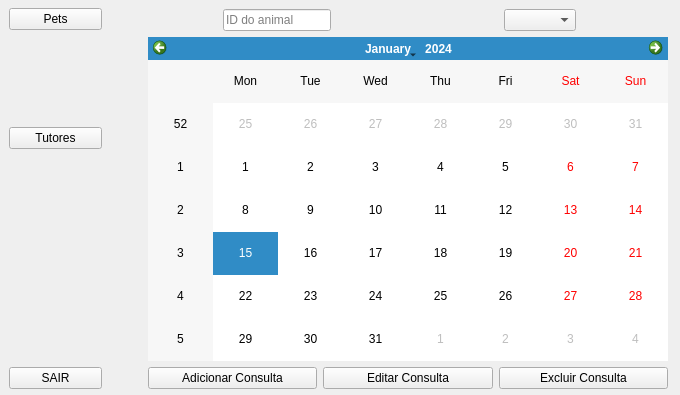
First picture: the form in tela_recepcionista_consulta.ui, repository mateuszinum/Projeto-Clinica-Veterinaria, before the edit.
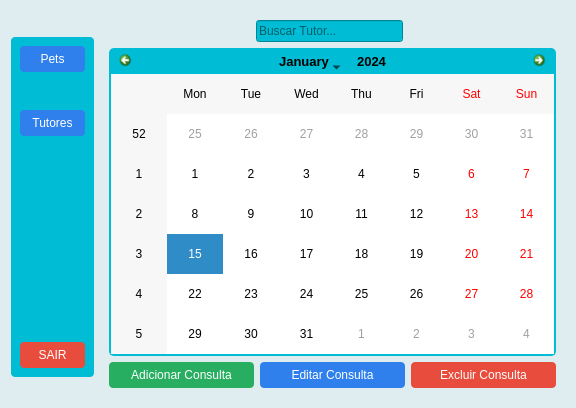
Second picture: the form after the edit. Icons and pictures are not drawn.

Diff of the .ui file:
```diff
--- a/tela_recepcionista_consulta.ui
+++ b/tela_recepcionista_consulta.ui
@@ -6,189 +6,386 @@
    <rect>
     <x>0</x>
     <y>0</y>
-    <width>680</width>
-    <height>395</height>
+    <width>576</width>
+    <height>408</height>
    </rect>
   </property>
   <property name="windowTitle">
    <string>Form</string>
   </property>
-  <widget class="QWidget" name="widget" native="true">
-   <property name="enabled">
-    <bool>true</bool>
-   </property>
-   <property name="geometry">
-    <rect>
-     <x>9</x>
-     <y>8</y>
-     <width>93</width>
-     <height>381</height>
-    </rect>
-   </property>
-   <layout class="QVBoxLayout" name="verticalLayout">
-    <item>
-     <widget class="QPushButton" name="petsBTN">
-      <property name="text">
-       <string>Pets</string>
-      </property>
-     </widget>
-    </item>
-    <item>
-     <spacer name="verticalSpacer_2">
-      <property name="orientation">
-       <enum>Qt::Vertical</enum>
-      </property>
-      <property name="sizeHint" stdset="0">
-       <size>
-        <width>20</width>
-        <height>32</height>
-       </size>
-      </property>
-     </spacer>
-    </item>
-    <item>
-     <widget class="QPushButton" name="tutoresBTN">
-      <property name="text">
-       <string>Tutores</string>
-      </property>
-     </widget>
-    </item>
-    <item>
-     <spacer name="verticalSpacer">
-      <property name="orientation">
-       <enum>Qt::Vertical</enum>
-      </property>
-      <property name="sizeHint" stdset="0">
-       <size>
-        <width>20</width>
-        <height>212</height>
-       </size>
-      </property>
-     </spacer>
-    </item>
-    <item>
-     <widget class="QPushButton" name="pushButton_3">
-      <property name="text">
-       <string>SAIR</string>
-      </property>
-     </widget>
-    </item>
-   </layout>
-  </widget>
-  <widget class="QWidget" name="widget_2" native="true">
-   <property name="geometry">
-    <rect>
-     <x>148</x>
-     <y>9</y>
-     <width>520</width>
-     <height>380</height>
-    </rect>
-   </property>
-   <layout class="QGridLayout" name="gridLayout">
-    <item row="0" column="0">
-     <layout class="QHBoxLayout" name="horizontalLayout">
+  <property name="styleSheet">
+   <string notr="true">QWidget#Form {
+    background-color: #dfedf0;
+}</string>
+  </property>
+  <layout class="QGridLayout" name="gridLayout_2">
+   <item row="2" column="0">
+    <spacer name="verticalSpacer_4">
+     <property name="orientation">
+      <enum>Qt::Vertical</enum>
+     </property>
+     <property name="sizeHint" stdset="0">
+      <size>
+       <width>20</width>
+       <height>12</height>
+      </size>
+     </property>
+    </spacer>
+   </item>
+   <item row="0" column="0">
+    <spacer name="verticalSpacer_3">
+     <property name="orientation">
+      <enum>Qt::Vertical</enum>
+     </property>
+     <property name="sizeHint" stdset="0">
+      <size>
+       <width>20</width>
+       <height>12</height>
+      </size>
+     </property>
+    </spacer>
+   </item>
+   <item row="1" column="0">
+    <widget class="QWidget" name="widget" native="true">
+     <property name="enabled">
+      <bool>true</bool>
+     </property>
+     <property name="styleSheet">
+      <string notr="true">background-color: #00bcd4;
+border: none;
+border-color: #e0f0df;
+border-radius: 4px;
+padding: 6px 12px;</string>
+     </property>
+     <layout class="QVBoxLayout" name="verticalLayout">
       <item>
-       <spacer name="horizontalSpacer">
-        <property name="orientation">
-         <enum>Qt::Horizontal</enum>
+       <widget class="QPushButton" name="petsBTN">
+        <property name="styleSheet">
+         <string notr="true">QPushButton {
+    background-color: #2f80ed;
+    color: white;
+    border: none;
+    border-radius: 4px;
+    padding: 6px 12px;
+}
+QPushButton:hover {
+    background-color: #1c64d1;
+}</string>
         </property>
-        <property name="sizeHint" stdset="0">
-         <size>
-          <width>40</width>
-          <height>20</height>
-         </size>
+        <property name="text">
+         <string>Pets</string>
         </property>
-       </spacer>
-      </item>
-      <item>
-       <widget class="QLineEdit" name="lineEdit">
-        <property name="placeholderText">
-         <string>ID do animal</string>
-        </property>
        </widget>
       </item>
       <item>
-       <spacer name="horizontalSpacer_2">
+       <spacer name="verticalSpacer_2">
         <property name="orientation">
-         <enum>Qt::Horizontal</enum>
+         <enum>Qt::Vertical</enum>
         </property>
         <property name="sizeHint" stdset="0">
          <size>
-          <width>40</width>
-          <height>20</height>
+          <width>20</width>
+          <height>32</height>
          </size>
         </property>
        </spacer>
       </item>
-     </layout>
-    </item>
-    <item row="0" column="1">
-     <layout class="QHBoxLayout" name="horizontalLayout_3">
       <item>
-       <spacer name="horizontalSpacer_3">
-        <property name="orientation">
-         <enum>Qt::Horizontal</enum>
+       <widget class="QPushButton" name="tutoresBTN">
+        <property name="styleSheet">
+         <string notr="true">QPushButton {
+    background-color: #2f80ed;
+    color: white;
+    border: none;
+    border-radius: 4px;
+    padding: 6px 12px;
+}
+QPushButton:hover {
+    background-color: #1c64d1;
+}</string>
         </property>
-        <property name="sizeHint" stdset="0">
-         <size>
-          <width>40</width>
-          <height>20</height>
-         </size>
+        <property name="text">
+         <string>Tutores</string>
         </property>
-       </spacer>
-      </item>
-      <item>
-       <widget class="QComboBox" name="comboBox">
-        <property name="currentText">
-         <string/>
-        </property>
        </widget>
       </item>
       <item>
-       <spacer name="horizontalSpacer_4">
+       <spacer name="verticalSpacer">
         <property name="orientation">
-         <enum>Qt::Horizontal</enum>
+         <enum>Qt::Vertical</enum>
         </property>
         <property name="sizeHint" stdset="0">
          <size>
-          <width>40</width>
-          <height>20</height>
+          <width>20</width>
+          <height>200</height>
          </size>
         </property>
        </spacer>
       </item>
-     </layout>
-    </item>
-    <item row="1" column="0" colspan="2">
-     <widget class="QCalendarWidget" name="calendarWidget"/>
-    </item>
-    <item row="2" column="0" colspan="2">
-     <layout class="QHBoxLayout" name="horizontalLayout_2">
       <item>
-       <widget class="QPushButton" name="pushButton_4">
-        <property name="text">
-         <string>Adicionar Consulta</string>
+       <widget class="QPushButton" name="pushButton_3">
+        <property name="styleSheet">
+         <string notr="true">QPushButton {
+    background-color: #e74c3c;
+    color: white;
+    border-radius: 4px;
+    border: none;
+    padding: 6px 12px;
+}
+QPushButton:hover {
+    background-color: #c0392b;
+}
+</string>
         </property>
-       </widget>
-      </item>
-      <item>
-       <widget class="QPushButton" name="pushButton_5">
         <property name="text">
-         <string>Editar Consulta</string>
+         <string>SAIR</string>
         </property>
        </widget>
       </item>
-      <item>
-       <widget class="QPushButton" name="pushButton_6">
-        <property name="text">
-         <string>Excluir Consulta</string>
+     </layout>
+    </widget>
+   </item>
+   <item row="0" column="1" rowspan="3">
+    <widget class="QWidget" name="widget_2" native="true">
+     <layout class="QGridLayout" name="gridLayout">
+      <item row="2" column="0" colspan="2">
+       <widget class="QCalendarWidget" name="calendarWidget">
+        <property name="styleSheet">
+         <string notr="true">/* Fundo geral do calendário */
+QCalendarWidget {
+    background-color: white;
+    color: #000000;
+    border-radius: 5px;
+}
+
+/* Header do calendário */
+#qt_calendar_navigationbar {
+    background-color: #00bcd4;
+    border: none;
+    border-top-left-radius: 5px;
+    border-top-right-radius: 5px;
+}
+
+/* Botões de navegação */
+#qt_calendar_prevmonth,
+#qt_calendar_nextmonth {
+    border: none;
+    qproperty-icon: none;
+    min-width: 13px;
+    max-width: 13px;
+    min-height: 13px;
+    max-height: 13px;
+    background-color: transparent;
+    padding: 5px;
+    border-radius: 4px;
+}
+
+#qt_calendar_prevmonth:hover,
+#qt_calendar_nextmonth:hover {
+    background-color: #4dd0e1;
+}
+
+#qt_calendar_prevmonth:pressed,
+#qt_calendar_nextmonth:pressed {
+    background-color: #b2ebf2;
+}
+
+#qt_calendar_prevmonth {
+    image: url(:/icon/arrow-119-48.ico);
+    margin-left: 5px;
+}
+
+#qt_calendar_nextmonth {
+    image: url(:/icon/arrow-19-48.ico);
+    margin-right: 5px;
+}
+
+/* Botões de mês e ano */
+#qt_calendar_yearbutton,
+#qt_calendar_monthbutton {
+    color: #000;
+    font-size: 13px;
+    border-radius: 4px;
+    background-color: #00bcd4;
+    padding: 4px 8px;
+}
+
+#qt_calendar_yearbutton:hover,
+#qt_calendar_monthbutton:hover {
+    background-color: #e0f7fa;
+}
+
+/* Campo de edição de ano */
+#qt_calendar_yearedit {
+    color: #000;
+    background: transparent;
+    font-size: 13px;
+}
+
+/* Botões de incremento do ano */
+#qt_calendar_yearedit::up-button {
+    image: url(:/icon/arrow-151-48.ico);
+}
+
+#qt_calendar_yearedit::down-button {
+    image: url(:/icon/arrow-213-48.ico);
+}
+
+#qt_calendar_yearedit::up-button,
+#qt_calendar_yearedit::down-button {
+    width: 10px;
+    padding: 0px 4px;
+    border-radius: 3px;
+}
+
+#qt_calendar_yearedit::up-button:hover,
+#qt_calendar_yearedit::down-button:hover {
+    background-color: #e0f7fa;
+}
+
+/* Grid de datas */
+#qt_calendar_calendarview {
+    outline: 0px;
+    background-color: white;
+    border: 2px solid #00bcd4;
+    border-top: 0px;
+    border-bottom-left-radius: 5px;
+    border-bottom-right-radius: 5px;
+}
+
+/* Datas hover e selecionadas */
+#qt_calendar_calendarview::item:hover {
+    background-color: #b2ebf2;
+    border-radius: 4px;
+    color: #000000;
+}
+
+#qt_calendar_calendarview::item:selected {
+    background-color: #4db6ac;
+    border-radius: 4px;
+    color: #000000;
+}
+
+/* Texto padrão das datas */
+QCalendarWidget QAbstractItemView::item:enabled {
+    color: #000000;
+}
+
+/* Dias de outros meses (desabilitados) em cinza */
+QCalendarWidget QAbstractItemView:disabled {
+    color: #a0a0a0;
+    background-color: #e0e0e0;
+}</string>
         </property>
        </widget>
       </item>
+      <item row="3" column="0" colspan="2">
+       <layout class="QHBoxLayout" name="horizontalLayout_2">
+        <item>
+         <widget class="QPushButton" name="pushButton_4">
+          <property name="styleSheet">
+           <string notr="true">QPushButton {
+    background-color: #27ae60;
+    color: white;
+    border-radius: 4px;
+    border: none;
+    padding: 6px 12px;
+}
+QPushButton:hover {
+    background-color: #219150;
+}
+</string>
+          </property>
+          <property name="text">
+           <string>Adicionar Consulta</string>
+          </property>
+         </widget>
+        </item>
+        <item>
+         <widget class="QPushButton" name="pushButton_5">
+          <property name="styleSheet">
+           <string notr="true">QPushButton {
+    background-color: #2f80ed;
+    color: white;
+    border: none;
+    border-radius: 4px;
+    padding: 6px 12px;
+}
+QPushButton:hover {
+    background-color: #1c64d1;
+}</string>
+          </property>
+          <property name="text">
+           <string>Editar Consulta</string>
+          </property>
+         </widget>
+        </item>
+        <item>
+         <widget class="QPushButton" name="pushButton_6">
+          <property name="styleSheet">
+           <string notr="true">QPushButton {
+    background-color: #e74c3c;
+    color: white;
+    border-radius: 4px;
+    border: none;
+    padding: 6px 12px;
+}
+QPushButton:hover {
+    background-color: #c0392b;
+}
+</string>
+          </property>
+          <property name="text">
+           <string>Excluir Consulta</string>
+          </property>
+         </widget>
+        </item>
+       </layout>
+      </item>
+      <item row="0" column="0" rowspan="2">
+       <layout class="QHBoxLayout" name="horizontalLayout_3">
+        <item>
+         <spacer name="horizontalSpacer">
+          <property name="orientation">
+           <enum>Qt::Horizontal</enum>
+          </property>
+          <property name="sizeHint" stdset="0">
+           <size>
+            <width>40</width>
+            <height>20</height>
+           </size>
+          </property>
+         </spacer>
+        </item>
+        <item>
+         <widget class="QLineEdit" name="input">
+          <property name="styleSheet">
+           <string notr="true">background-color: #00bcd4</string>
+          </property>
+          <property name="placeholderText">
+           <string>Buscar Tutor...</string>
+          </property>
+         </widget>
+        </item>
+        <item>
+         <spacer name="horizontalSpacer_2">
+          <property name="orientation">
+           <enum>Qt::Horizontal</enum>
+          </property>
+          <property name="sizeHint" stdset="0">
+           <size>
+            <width>40</width>
+            <height>20</height>
+           </size>
+          </property>
+         </spacer>
+        </item>
+       </layout>
+      </item>
      </layout>
-    </item>
-   </layout>
-  </widget>
+    </widget>
+   </item>
+  </layout>
  </widget>
  <resources/>
  <connections/>
```
Left out of the diff: 4 changed lines with no effect on the pictures.
